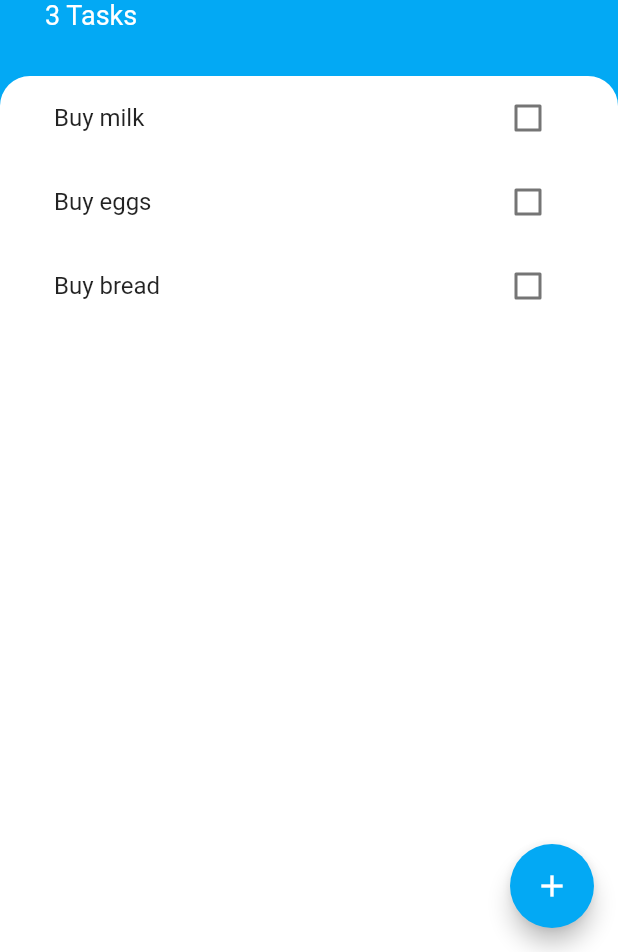
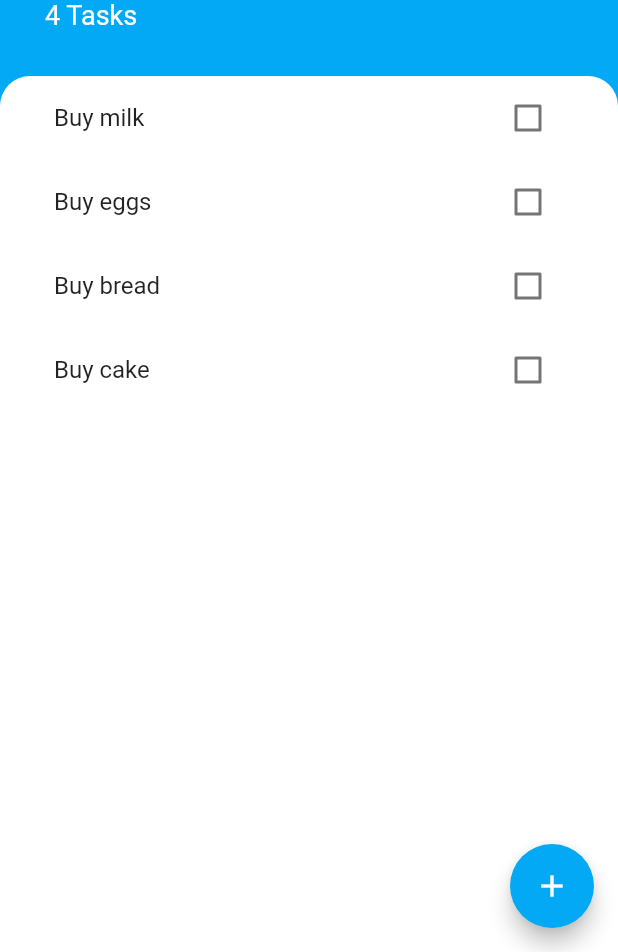
Before and after one commit to ikuma-hiroyuki/todoey_flutter, a Flutter app: the screen it shows after launch, on a phone screen of 412 x 824 dp, the part 284-1236 px from its top. Run offline on Flutter 3.47's test engine with Material 2 defaults, Android fonts, the phone set to English and light mode, and no system bars.

```diff
--- a/lib/main.dart
+++ b/lib/main.dart
@@ -1,5 +1,7 @@
 import 'package:flutter/material.dart';
-import 'screens/tasks_screen.dart';
+import 'package:provider/provider.dart';
+import 'package:todoey_flutter/models/task_data.dart';
+import 'package:todoey_flutter/screens/tasks_screen.dart';
 
 void main() {
   runApp(MyApp());
@@ -8,8 +10,11 @@ void main() {
 class MyApp extends StatelessWidget {
   @override
   Widget build(BuildContext context) {
-    return MaterialApp(
-      home: TasksScreen(),
+    return ChangeNotifierProvider(
+      create: (context) => TaskData(),
+      child: MaterialApp(
+        home: TasksScreen(),
+      ),
     );
   }
 }
--- a/lib/screens/tasks_screen.dart
+++ b/lib/screens/tasks_screen.dart
@@ -1,20 +1,10 @@
 import 'package:flutter/material.dart';
-import 'package:todoey_flutter/models/task.dart';
+import 'package:provider/provider.dart';
 import 'package:todoey_flutter/widgets/tasks_list.dart';
 import 'package:todoey_flutter/screens/add_task_screen.dart';
+import 'package:todoey_flutter/models/task_data.dart';
 
-class TasksScreen extends StatefulWidget {
-  @override
-  _TasksScreenState createState() => _TasksScreenState();
-}
-
-class _TasksScreenState extends State<TasksScreen> {
-  List<Task> tasks = [
-    Task(name: 'Buy milk'),
-    Task(name: 'Buy eggs'),
-    Task(name: 'Buy bread'),
-  ];
-
+class TasksScreen extends StatelessWidget {
   @override
   Widget build(BuildContext context) {
     return Scaffold(
@@ -31,9 +21,9 @@ class _TasksScreenState extends State<TasksScreen> {
                     bottom: MediaQuery.of(context).viewInsets.bottom),
                 child: AddtaskScreen(
                   (newTaskTitle) {
-                    setState(() {
-                      tasks.add(Task(name: newTaskTitle));
-                    });
+                    // setState(() {
+                    //   tasks.add(Task(name: newTaskTitle));
+                    // });
                     Navigator.pop(context);
                   },
                 ),
@@ -73,7 +63,7 @@ class _TasksScreenState extends State<TasksScreen> {
                   ),
                 ),
                 Text(
-                  '${tasks.length} Tasks',
+                  '${Provider.of<TaskData>(context).tasks.length} Tasks',
                   style: TextStyle(
                     color: Colors.white,
                     fontSize: 18.0,
@@ -92,7 +82,7 @@ class _TasksScreenState extends State<TasksScreen> {
                   topRight: Radius.circular(20.0),
                 ),
               ),
-              child: TasksList(tasks),
+              child: TasksList(),
             ),
           ),
         ],
--- a/lib/widgets/tasks_list.dart
+++ b/lib/widgets/tasks_list.dart
@@ -1,31 +1,24 @@
 import 'package:flutter/material.dart';
-import 'package:todoey_flutter/models/task.dart';
 import 'package:todoey_flutter/widgets/task_title.dart';
+import 'package:provider/provider.dart';
+import 'package:todoey_flutter/models/task_data.dart';
 
-class TasksList extends StatefulWidget {
-  final List<Task> tasks;
-  TasksList(this.tasks);
-
-  @override
-  _TasksListState createState() => _TasksListState();
-}
-
-class _TasksListState extends State<TasksList> {
+class TasksList extends StatelessWidget {
   @override
   Widget build(BuildContext context) {
     return ListView.builder(
       itemBuilder: (context, index) {
         return TaskTitle(
-          taskTitle: widget.tasks[index].name,
-          isChecked: widget.tasks[index].isDone,
+          taskTitle: Provider.of<TaskData>(context).tasks[index].name,
+          isChecked: Provider.of<TaskData>(context).tasks[index].isDone,
           checkboxCallback: (bool checkboxState) {
-            setState(() {
-              widget.tasks[index].toggleDone();
-            });
+            // setState(() {
+            //   Provider.of<TaskData>(context).tasks[index].toggleDone();
+            // });
           },
         );
       },
-      itemCount: widget.tasks.length,
+      itemCount: Provider.of<TaskData>(context).tasks.length,
     );
   }
 }
```
Also changed, not shown: pubspec.yaml (+1 -6 lines), pubspec.lock.
